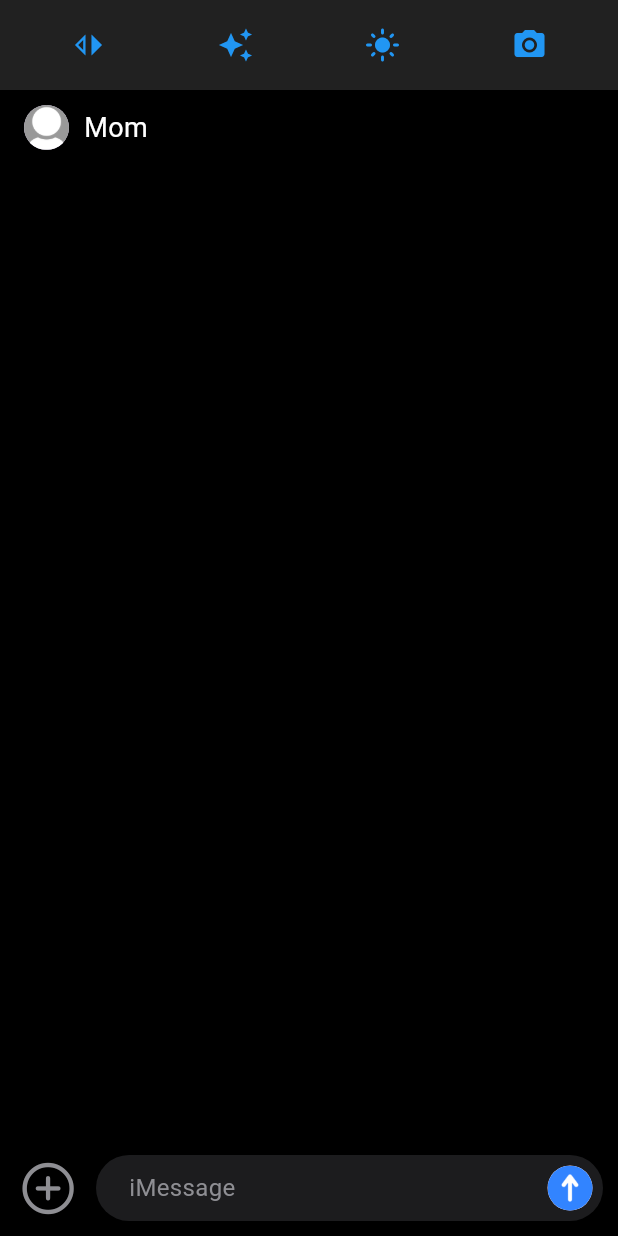
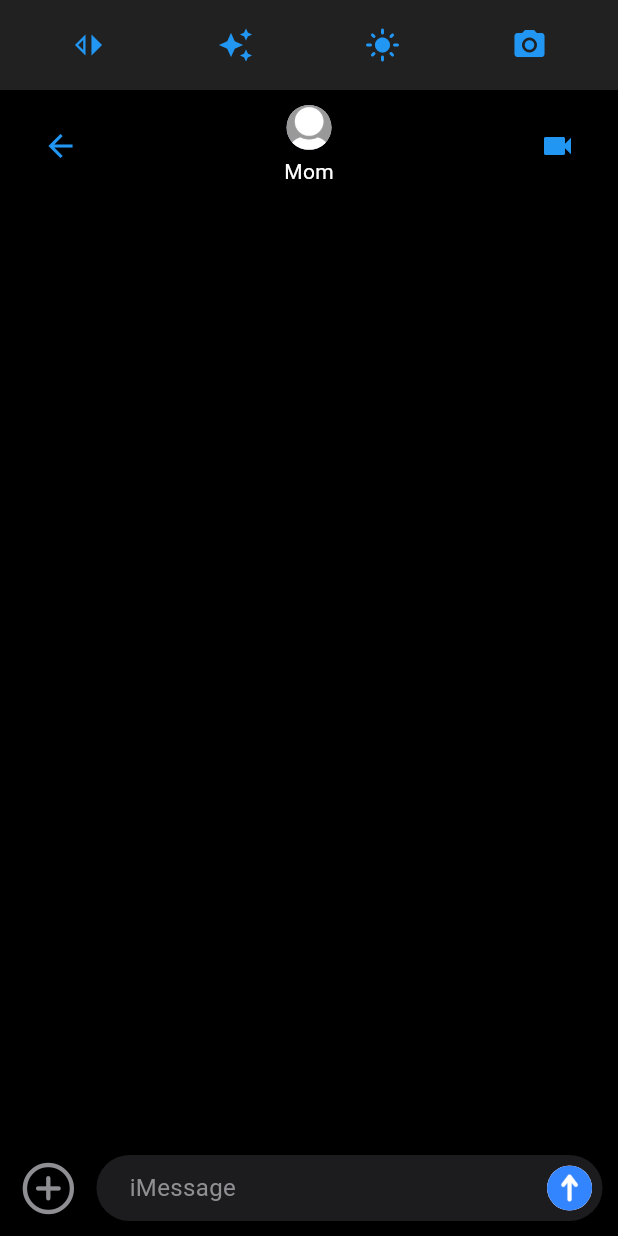
Before and after one commit to KrazeeCoder/scrapyardmar2025NiVi, a Flutter app: the screen it shows after launch, on a phone screen of 412 x 824 dp. Run offline on Flutter 3.47's test engine with Material 3 defaults, Android fonts, the phone set to English and light mode, and no system bars; drawn by our look-alikes of screenshot; our stand-ins replace google_generative_ai, share_plus.

Commit message:
Switcher is fixed

```diff
--- a/lib/fakeChatScreen.dart
+++ b/lib/fakeChatScreen.dart
@@ -26,7 +26,7 @@ class FakeChatScreen extends StatefulWidget {
 class _FakeChatScreenState extends State<FakeChatScreen> {
   final ScreenshotController screenshotController = ScreenshotController();
   final TextEditingController textController = TextEditingController();
-  List<Map<String, dynamic>> messages = []; // Add a field to track switched mode
+  List<Map<String, dynamic>> messages = [];
 
   // Track whether the app is in dark mode
   bool isDarkMode = true;
@@ -89,36 +89,59 @@ class _FakeChatScreenState extends State<FakeChatScreen> {
             onSwitchPressed: toggleSwitchedMode, // Pass the switch mode function
             isDarkMode: isDarkMode, // Pass the current theme mode
           ),
-          // Add the profile picture and "Mom" text here
-          CupertinoTheme(
-            data: CupertinoThemeData(
-              brightness: isDarkMode ? Brightness.dark : Brightness.light,
-              textTheme: CupertinoTextThemeData(
-                textStyle: TextStyle(
-                  fontFamily: '.SF UI Text', // Cupertino/iMessage-like font
-                  fontSize: 16,
-                  color: isDarkMode ? Colors.white : Colors.black,
-                ),
-              ),
-            ),
+          // Constrain the content below the ControlHeader to iPhone aspect ratio
+          Expanded(
+            child: AspectRatio(
+              aspectRatio: 10.5 / 19.5, // iPhone aspect ratio (10.5:19.5)
               child: Container(
+                color: backgroundColor,
+                child: Column(
+                  children: [
+                    // Header with back button, profile picture, and FaceTime button
+                    Container(
                       color: backgroundColor,
                       padding: const EdgeInsets.symmetric(vertical: 10, horizontal: 16),
                       child: Row(
+                        children: [
+                          // Back button
+                          IconButton(
+                            icon: const Icon(Icons.arrow_back, color: Colors.blue),
+                            onPressed: () {
+                              // Handle back button press
+                              Navigator.pop(context);
+                            },
+                          ),
+                          const Spacer(), // Add space between back button and profile picture
+                          // Profile picture and "Mom" text
+                          Column(
+                            mainAxisAlignment: MainAxisAlignment.center,
                             children: [
                               CircleAvatar(
                                 backgroundImage: AssetImage(widget.parentPhoto),
                                 radius: 15,
                               ),
-                  const SizedBox(width: 10),
+                              const SizedBox(height: 4), // Add some spacing
                               Text(
-                    widget.parentName,
-                    style: TextStyle(color: textColor, fontSize: 18),
+                                "Mom", // Smaller text below the profile picture
+                                style: TextStyle(
+                                  color: textColor,
+                                  fontSize: 14, // Smaller font size
+                                ),
+                              ),
+                            ],
+                          ),
+                          const Spacer(), // Add space between profile picture and FaceTime button
+                          // FaceTime button
+                          IconButton(
+                            icon: const Icon(Icons.videocam, color: Colors.blue), // FaceTime icon
+                            onPressed: () {
+                              // Handle FaceTime button press
+                            },
                           ),
                         ],
                       ),
                     ),
-          ),
+                    // Chat messages and input field
                     Expanded(
                       child: Screenshot(
                         controller: screenshotController,
@@ -161,6 +184,11 @@ class _FakeChatScreenState extends State<FakeChatScreen> {
                     ),
                   ],
                 ),
+              ),
+            ),
+          ),
+        ],
+      ),
     );
   }
 }
--- a/lib/inputField.dart
+++ b/lib/inputField.dart
@@ -32,7 +32,68 @@ class InputField extends StatelessWidget {
         padding: const EdgeInsets.all(10),
         color: isDarkMode ? CupertinoColors.systemBackground.darkColor : CupertinoColors.systemBackground,
         child: Row(
-          children: [
+          children: isSwitched
+              ? [
+            // Send button on the left
+            CupertinoButton(
+              padding: EdgeInsets.zero,
+              onPressed: onSendPressed,
+              child: CircleAvatar(
+                backgroundImage: AssetImage('assets/sentMessage.png'),
+                radius: 15,
+              ),
+            ),
+            const SizedBox(width: 10),
+            // Expanded text field
+            Expanded(
+              child: Container(
+                decoration: BoxDecoration(
+                  color: isDarkMode ? CupertinoColors.systemGrey6.darkColor : CupertinoColors.systemGrey6,
+                  borderRadius: BorderRadius.circular(25),
+                ),
+                child: Row(
+                  children: [
+                    const SizedBox(width: 15),
+                    Expanded(
+                      child: CupertinoTextField(
+                        controller: controller,
+                        style: TextStyle(
+                          color: isDarkMode ? CupertinoColors.white : CupertinoColors.black,
+                          fontSize: 16,
+                        ),
+                        decoration: BoxDecoration(
+                          border: Border(
+                            top: BorderSide.none,
+                            bottom: BorderSide.none,
+                            right: BorderSide.none,
+                            left: BorderSide.none,
+                          ),
+                        ),
+                        placeholder: "iMessage",
+                        placeholderStyle: TextStyle(
+                          color: CupertinoColors.systemGrey,
+                          fontSize: 16,
+                        ),
+                      ),
+                    ),
+                  ],
+                ),
+              ),
+            ),
+            // Plus icon on the right
+            CupertinoButton(
+              padding: EdgeInsets.zero,
+              onPressed: () {
+                // Add functionality for the plus icon (e.g., show attachment options)
+              },
+              child: Icon(
+                CupertinoIcons.add_circled,
+                color: isDarkMode ? CupertinoColors.systemGrey : CupertinoColors.systemGrey2,
+                size: 40,
+              ),
+            ),
+          ]
+              : [
             // Plus icon on the left
             CupertinoButton(
               padding: EdgeInsets.zero,
@@ -64,7 +125,12 @@ class InputField extends StatelessWidget {
                           fontSize: 16,
                         ),
                         decoration: BoxDecoration(
-                          border: Border(top: BorderSide.none, bottom: BorderSide.none, right: BorderSide.none, left: BorderSide.none, ),
+                          border: Border(
+                            top: BorderSide.none,
+                            bottom: BorderSide.none,
+                            right: BorderSide.none,
+                            left: BorderSide.none,
+                          ),
                         ),
                         placeholder: "iMessage",
                         placeholderStyle: TextStyle(
```
Also changed, not shown: pubspec.lock. Lines whose indentation alone changed are shown as unchanged.
